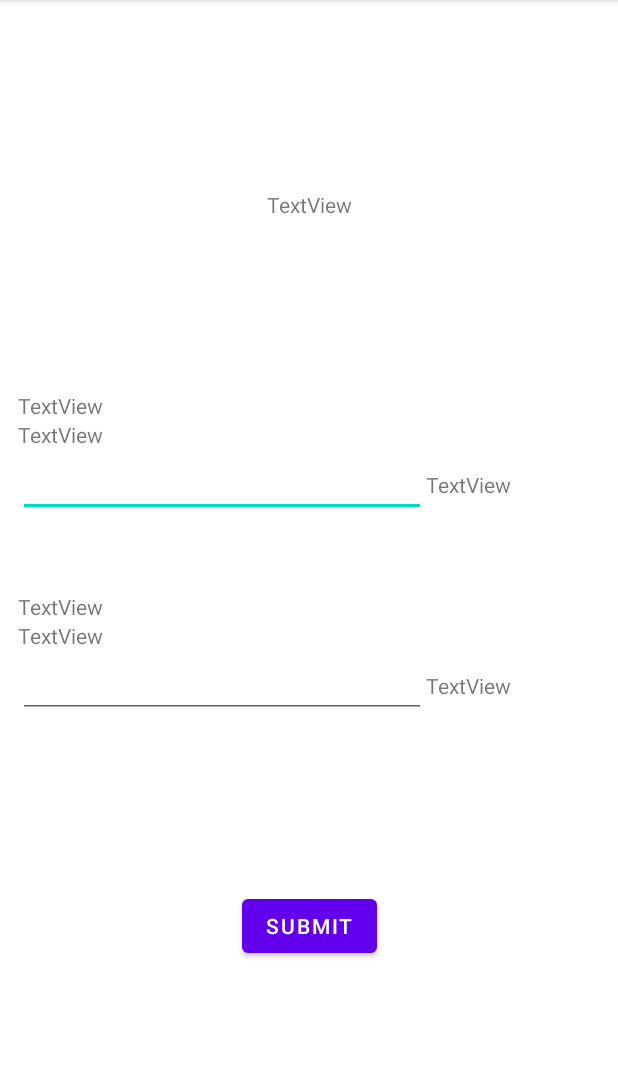
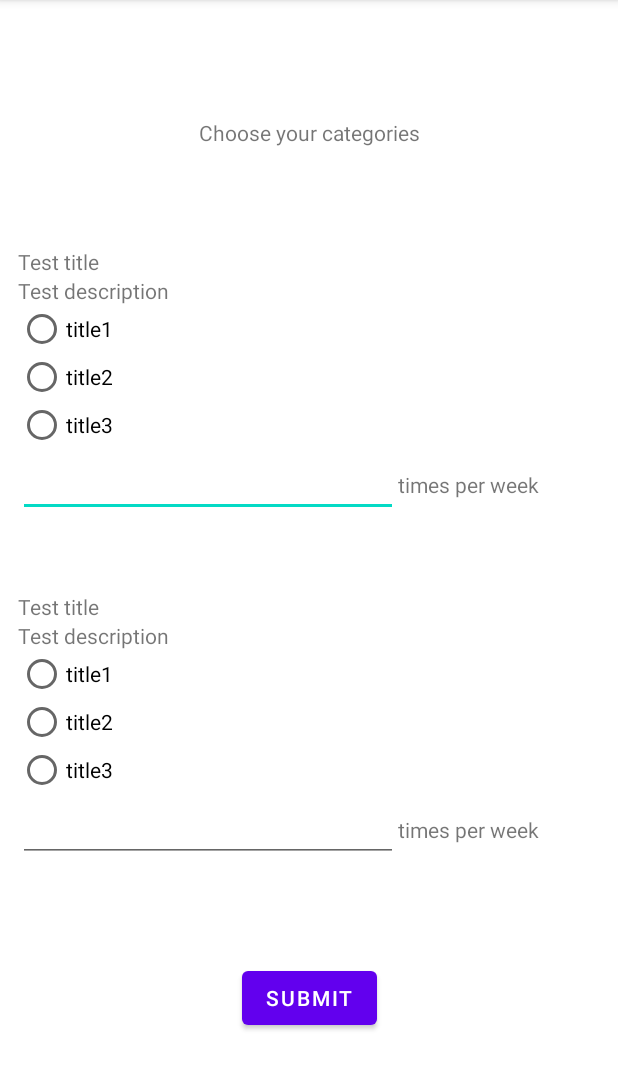
Before and after one commit to AlexW00/climate-duels, an Android app: the screen it shows after launch (CategoryChooserActivity), after a tap on "SUBMIT", on a phone screen of 412 x 824 dp, the part 84-1174 px from its top. Run offline under Robolectric (Android 15) with nearby library versions, the phone set to English and light mode, and no system bars.

Commit message:
categorychooser activity
input selection

```diff
--- a/app/src/main/java/com/example/climateduels/CategoryChooserActivity.java
+++ b/app/src/main/java/com/example/climateduels/CategoryChooserActivity.java
@@ -3,12 +3,119 @@ package com.example.climateduels;
 import androidx.appcompat.app.AppCompatActivity;
 
 import android.os.Bundle;
+import android.view.View;
+import android.widget.Button;
+import android.widget.EditText;
+import android.widget.RadioButton;
+import android.widget.RadioGroup;
+import android.widget.TextView;
+import android.widget.Toast;
+
+import com.example.climateduels.dataManager.DataManager;
+import com.example.climateduels.dataManager.models.GoalCategoryModel;
+import com.example.climateduels.dataManager.models.GoalModel;
+import com.example.climateduels.dataManager.models.TeamModel;
+
+import java.util.ArrayList;
 
 public class CategoryChooserActivity extends AppCompatActivity {
+
+    private Button submitButton;
+    private EditText
+            numTravelEdit,
+            numEatEdit;
+    private RadioGroup radioGroupTravel, radioGroupEat;
+    private String teamCode, userName;
 
     @Override
     protected void onCreate(Bundle savedInstanceState) {
         super.onCreate(savedInstanceState);
+        Bundle bundle = getIntent().getExtras();
+        teamCode = bundle.getString(StartActivity.TEAM_CODE_KEY);
+        userName = bundle.getString(StartActivity.USER_NAME_KEY);
+        initUI();
+    }
+
+    private void initUI() {
         setContentView(R.layout.activity_category_chooser);
+        radioGroupTravel = findViewById(R.id.category_radio_group_travel);
+        radioGroupEat = findViewById(R.id.category_radio_group_eat);
+        fillCategories();
+        submitButton = findViewById(R.id.category_button_submit);
+        submitButton.setOnClickListener(new View.OnClickListener() {
+            @Override
+            public void onClick(View view) {
+                onSubmitButtonClicked();
+            }
+        });
+        numTravelEdit = findViewById(R.id.category_travel_edit_num);
+        numEatEdit = findViewById(R.id.category_eat_edit_num);
+    }
+
+    private void fillCategories() {
+        TextView
+                travelTitle = findViewById(R.id.text_travel),
+                travelDescription = findViewById(R.id.text_travel_description),
+                eatTitle = findViewById(R.id.text_eat),
+                eatDescription = findViewById(R.id.text_eat_description);
+
+
+        TeamModel teamModel = DataManager.getTeam(teamCode);
+        ArrayList<GoalCategoryModel<GoalModel>> goalCategoryModels = teamModel.getGoalCategories();
+        GoalCategoryModel<GoalModel> travelModel = goalCategoryModels.get(0);
+        GoalCategoryModel<GoalModel> eatModel = goalCategoryModels.get(1);
+
+        travelTitle.setText(travelModel.getTitle());
+        travelDescription.setText(travelModel.getDescription());
+        eatTitle.setText(eatModel.getTitle());
+        eatDescription.setText(eatModel.getDescription());
+
+        for (GoalModel goal : travelModel.getGoals()) {
+            RadioButton radioButton = new RadioButton(this);
+            radioButton.setText(goal.getTitle());
+            radioGroupTravel.addView(radioButton);
+        }
+        for (GoalModel goal : eatModel.getGoals()) {
+            RadioButton radioButton = new RadioButton(this);
+            radioButton.setText(goal.getTitle());
+            radioGroupEat.addView(radioButton);
+        }
+    }
+
+    private void onSubmitButtonClicked() {
+        int numTravel = Integer.parseInt(numTravelEdit.getText().toString()),
+                numEat = Integer.parseInt(numEatEdit.getText().toString());
+
+        int travelRadioId = radioGroupTravel.getCheckedRadioButtonId(),
+                eatRadioId = radioGroupEat.getCheckedRadioButtonId();
+        if(travelRadioId == -1 || eatRadioId == -1){
+            showErrorToastGoal();
+            return;
+        }
+        if(numTravel == 0 || numTravel >= 50 || numEat == 0 || numEat >= 50){
+            showErrorToastCounter();
+            return;
+        }
+        RadioButton selectedTravel = findViewById(travelRadioId),
+                selectedEat = findViewById(eatRadioId);
+        String selectedTravelText = selectedTravel.getText().toString(),
+                selectedEatText = selectedEat.getText().toString();
+
+        //TODO SAVE TO DATAMANAGER
+        Toast.makeText(CategoryChooserActivity.this, selectedTravelText+" "+selectedEatText, Toast.LENGTH_SHORT).show();
+        Toast.makeText(CategoryChooserActivity.this, numTravel+" "+numEat, Toast.LENGTH_SHORT).show();
+
+    }
+
+    private void showErrorToastGoal() {
+        Toast.makeText(CategoryChooserActivity.this,
+                "Please choose two goals", Toast.LENGTH_SHORT).show();
+
+    }
+
+    private void showErrorToastCounter() {
+        Toast.makeText(CategoryChooserActivity.this,
+                "Please use a time per week amount between 0 to 49", Toast.LENGTH_SHORT).show();
+
     }
 }
--- a/app/src/main/java/com/example/climateduels/StartActivity.java
+++ b/app/src/main/java/com/example/climateduels/StartActivity.java
@@ -16,6 +16,9 @@ public class StartActivity extends AppCompatActivity {
     private EditText
             teamCodeEdit,
             userNameEdit;
+    public static final String
+            TEAM_CODE_KEY = "TEAM_CODE",
+            USER_NAME_KEY = "USER_NAME";
 
     @Override
     protected void onCreate(Bundle savedInstanceState) {
@@ -49,11 +52,13 @@ public class StartActivity extends AppCompatActivity {
 
         }
          */
-        startCategoryChooserActivity();
+        startCategoryChooserActivity(teamCode, userName);
     }
 
-    private void startCategoryChooserActivity() {
+    private void startCategoryChooserActivity(String teamCode, String userName) {
         Intent intent = new Intent(StartActivity.this, CategoryChooserActivity.class);
+        intent.putExtra(TEAM_CODE_KEY, teamCode);
+        intent.putExtra(USER_NAME_KEY, userName);
         startActivity(intent);
     }
 
--- a/app/src/main/java/com/example/climateduels/dataManager/models/GoalCategoryModel.java
+++ b/app/src/main/java/com/example/climateduels/dataManager/models/GoalCategoryModel.java
@@ -20,9 +20,9 @@ public class GoalCategoryModel <T extends GoalModel>  {
         this.description = "Test description";
         this.goals = new ArrayList<T>();
 
-        this.goals.add((T) new GoalModel());
-        this.goals.add((T) new GoalModel());
-        this.goals.add((T) new GoalModel());
+        this.goals.add((T) new GoalModel("title1", 0));
+        this.goals.add((T) new GoalModel("title2", 0));
+        this.goals.add((T) new GoalModel("title3", 0));
     }
 
     // Getters
--- a/app/src/main/res/layout/activity_category_chooser.xml
+++ b/app/src/main/res/layout/activity_category_chooser.xml
@@ -11,7 +11,7 @@
         android:id="@+id/category_header"
         android:layout_width="wrap_content"
         android:layout_height="wrap_content"
-        android:text="TextView"
+        android:text="@string/category_header"
         app:layout_constraintTop_toTopOf="parent"
         app:layout_constraintBottom_toTopOf="@id/category_lin_layout"
         app:layout_constraintRight_toRightOf="parent"
@@ -38,7 +38,7 @@
                 android:text="TextView" />
 
             <TextView
-                android:id="@+id/text_travel_drescription"
+                android:id="@+id/text_travel_description"
                 android:layout_width="match_parent"
                 android:layout_height="wrap_content"
                 android:text="TextView" />
@@ -60,6 +60,7 @@
                     android:layout_height="wrap_content"
                     android:layout_weight="1"
                     android:ems="10"
+                    android:maxLength="2"
                     android:inputType="number" />
 
                 <TextView
@@ -67,7 +68,7 @@
                     android:layout_width="wrap_content"
                     android:layout_height="wrap_content"
                     android:layout_weight="1"
-                    android:text="TextView" />
+                    android:text="@string/category_week" />
             </LinearLayout>
 
         </LinearLayout>
@@ -107,6 +108,7 @@
                     android:layout_width="wrap_content"
                     android:layout_height="wrap_content"
                     android:layout_weight="1"
+                    android:maxLength="2"
                     android:ems="10"
                     android:inputType="number" />
 
@@ -115,7 +117,7 @@
                     android:layout_width="wrap_content"
                     android:layout_height="wrap_content"
                     android:layout_weight="1"
-                    android:text="TextView" />
+                    android:text="@string/category_week" />
             </LinearLayout>
 
         </LinearLayout>
--- a/app/src/main/res/layout/activity_start.xml
+++ b/app/src/main/res/layout/activity_start.xml
@@ -48,8 +48,7 @@
             app:layout_constraintStart_toStartOf="parent"
             app:layout_constraintTop_toTopOf="parent"
             app:layout_constraintBottom_toBottomOf="parent"
-            android:hint="@string/start_team_name_hint"
-            app:counterMaxLength="@integer/start_max_team_code">
+            android:hint="@string/start_team_name_hint">
 
             <EditText
                 android:id="@+id/edit_text_team_name"
@@ -57,6 +56,7 @@
                 android:layout_height="wrap_content"
                 android:ems="10"
                 android:inputType="textPersonName"
+                android:maxLength="@integer/start_max_team_code"
                 />
 
         </com.google.android.material.textfield.TextInputLayout>
@@ -85,6 +85,7 @@
                 android:layout_height="wrap_content"
                 android:ems="10"
                 android:inputType="textPersonName"
+                android:maxLength="@integer/start_max_name_len"
                 />
 
         </com.google.android.material.textfield.TextInputLayout>
--- a/app/src/main/res/values/strings.xml
+++ b/app/src/main/res/values/strings.xml
@@ -6,6 +6,8 @@
     <string name="start_user_name_hint">Climate hero</string>
     <string name="start_description_user_name">Choose a user name</string>
     <string name="start_button_description_submit">Submit</string>
+    <string name="category_header">Choose your categories</string>
+    <string name="category_week">times per week</string>
 
     <integer name="start_max_team_code">5</integer>
     <integer name="start_max_name_len">20</integer>
```
